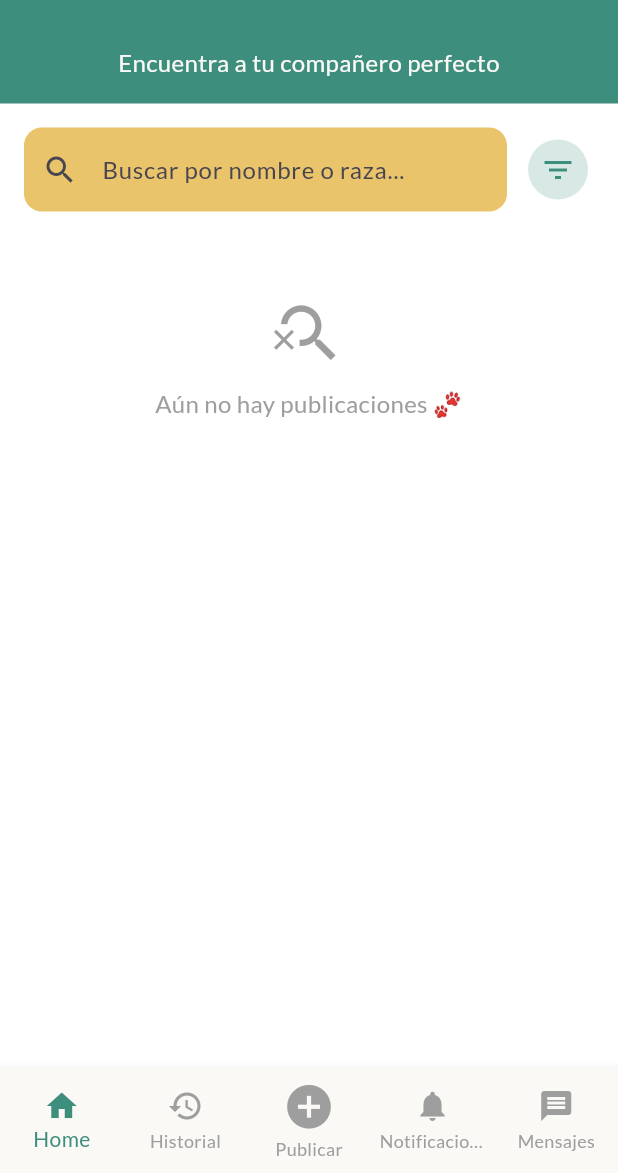
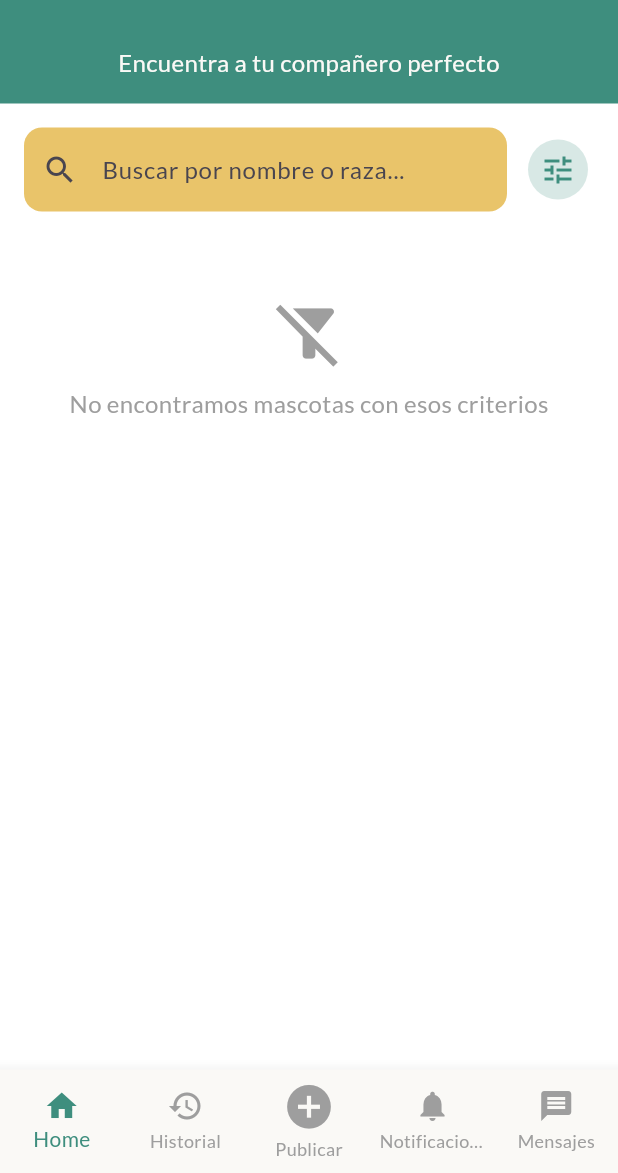
Before and after one commit to KZzual/PetHub_Proyect, a Flutter app: the MainShell screen opened directly, on a phone screen of 412 x 824 dp, the part 63-1236 px from its top. Run offline on Flutter 3.47's test engine with Material 3 defaults, Android fonts, the phone set to English and light mode, and no system bars; our stand-ins replace cloud_firestore, firebase_auth, firebase_core, firebase_messaging, firebase_storage, flutter_local_notifications and 3 more; missing offline and left inert: exif; accounts and stored records are empty.

Commit message:
Update Filtros funcionales
Se ha agregado una nueva sección para filtrar publicaciones dentro de la plataforma junto con un buscador de nombres exclusivamente.

```diff
--- a/Pethub-app/pethub/lib/screens/home_page.dart
+++ b/Pethub-app/pethub/lib/screens/home_page.dart
@@ -4,6 +4,7 @@ import 'package:cloud_firestore/cloud_firestore.dart';
 import '../widgets/pet_card.dart';
 import '../utils/app_colors.dart';
 import 'pet_detail_page.dart';
+import '../widgets/pet_filter_modal.dart';
 
 class HomePage extends StatefulWidget {
   const HomePage({super.key});
@@ -13,11 +14,13 @@ class HomePage extends StatefulWidget {
 }
 
 class _HomePageState extends State<HomePage> {
+  // Variables del Buscador
   String _searchText = "";
 
-  // 1. CORRECCIÓN CLAVE:
-  // Declaramos el stream aquí para iniciarlo SOLO UNA VEZ.
-  // Esto evita que la conexión se reinicie cada vez que escribes una letra.
+  // --- 2. NUEVAS VARIABLES PARA LOS FILTROS ---
+  String _filterSpecies = "Todos"; // Por defecto mostramos todo
+  String _filterGender = "Todos";
+
   late Stream<QuerySnapshot> _petsStream;
 
   @override
@@ -29,103 +32,133 @@ class _HomePageState extends State<HomePage> {
         .snapshots();
   }
 
+  // --- 3. FUNCIÓN PARA ABRIR EL MENU DE FILTROS ---
+  void _showFilters() {
+    showModalBottomSheet(
+      context: context,
+      backgroundColor: Colors.transparent, // Para ver las esquinas redondeadas
+      builder: (context) => PetFilterModal(
+        currentSpecies: _filterSpecies,
+        currentGender: _filterGender,
+        onApply: (species, gender) {
+          // Cuando le den a "Aplicar", actualizamos el estado aquí
+          setState(() {
+            _filterSpecies = species;
+            _filterGender = gender;
+          });
+        },
+      ),
+    );
+  }
+
   @override
   Widget build(BuildContext context) {
     return Column(
       children: [
-        // --- HEADER Y BUSCADOR ---
-        // Al estar fuera del StreamBuilder, no se reconstruyen innecesariamente
-        // lo que mantiene el teclado abierto y el foco en el input.
         _buildSubHeader(),
-        _buildSearchBar(),
+        _buildSearchBar(), // El botón dentro de aquí llamará a _showFilters
 
-        // --- LISTA DE RESULTADOS ---
         Expanded(
           child: StreamBuilder<QuerySnapshot>(
             stream: _petsStream,
             builder: (context, snapshot) {
-              // Estado de Carga
               if (snapshot.connectionState == ConnectionState.waiting) {
                 return const Center(child: CircularProgressIndicator());
               }
-
-              // Estado de Error
               if (snapshot.hasError) {
                 return const Center(child: Text('Error al cargar publicaciones'));
               }
 
-              // Obtener datos crudos
               final allPetsDocs = snapshot.data?.docs ?? [];
 
-              // 2. LÓGICA DE FILTRADO
+              // --- 4. LÓGICA MAESTRA DE FILTRADO ---
               final filteredPets = allPetsDocs.where((doc) {
                 final data = doc.data() as Map<String, dynamic>;
 
+                // A. Filtro de Texto (Buscador)
                 final name = (data['name'] ?? '').toString().toLowerCase();
                 final breed = (data['breed'] ?? '').toString().toLowerCase();
                 final searchLower = _searchText.toLowerCase();
+                bool passSearch = name.contains(searchLower) || breed.contains(searchLower);
 
-                // Si no hay texto, searchLower es "", y contains("") siempre es true.
-                return name.contains(searchLower) || breed.contains(searchLower);
+                // B. Filtro de Especie (Nuevo)
+                final species = (data['species'] ?? '').toString();
+                bool passSpecies = _filterSpecies == 'Todos' || species == _filterSpecies;
+
+                // C. Filtro de Género (Nuevo)
+                final gender = (data['gender'] ?? '').toString();
+                bool passGender = _filterGender == 'Todos' || gender == _filterGender;
+
+                // TIENE QUE CUMPLIR LAS 3 COSAS
+                return passSearch && passSpecies && passGender;
               }).toList();
 
-              // Estado Vacío (Sin resultados)
+              // --- UI CUANDO NO HAY RESULTADOS ---
               if (filteredPets.isEmpty) {
                 return Center(
                   child: Padding(
                     padding: const EdgeInsets.only(top: 40),
                     child: Column(
                       children: [
-                        const Icon(Icons.search_off, size: 50, color: Colors.grey),
+                        const Icon(Icons.filter_alt_off, size: 50, color: Colors.grey),
                         const SizedBox(height: 10),
-                        Text(
-                          _searchText.isEmpty
-                              ? 'Aún no hay publicaciones 🐾'
-                              : 'No encontramos mascotas con "$_searchText"',
-                          style: const TextStyle(color: Colors.grey, fontSize: 16),
+                        const Text(
+                          'No encontramos mascotas con esos criterios',
+                          style: TextStyle(color: Colors.grey, fontSize: 16),
                         ),
+                        // Botón extra para limpiar si hay filtros activos
+                        if (_filterSpecies != 'Todos' || _filterGender != 'Todos')
+                          TextButton(
+                            onPressed: () {
+                              setState(() {
+                                _filterSpecies = 'Todos';
+                                _filterGender = 'Todos';
+                                _searchText = '';
+                              });
+                            },
+                            child: const Text('Limpiar filtros'),
+                          )
                       ],
                     ),
                   ),
                 );
               }
 
-              // Lista de Mascotas
               return ListView(
                 padding: const EdgeInsets.only(bottom: 20),
                 children: [
+                  // Indicador de filtros activos (Opcional pero útil visualmente)
+                  if (_filterSpecies != 'Todos' || _filterGender != 'Todos')
+                    Padding(
+                      padding: const EdgeInsets.symmetric(horizontal: 16, vertical: 5),
+                      child: Row(
+                        children: [
+                          const Text('Filtros: ', style: TextStyle(fontSize: 12, color: Colors.grey)),
+                          if(_filterSpecies != 'Todos') Chip(label: Text(_filterSpecies), visualDensity: VisualDensity.compact,),
+                          const SizedBox(width: 5),
+                          if(_filterGender != 'Todos') Chip(label: Text(_filterGender), visualDensity: VisualDensity.compact,),
+                        ],
+                      ),
+                    ),
+
                   Padding(
                     padding: const EdgeInsets.symmetric(horizontal: 16.0, vertical: 8.0),
                     child: Text(
                       '${filteredPets.length} mascotas encontradas',
-                      style: const TextStyle(
-                        fontWeight: FontWeight.bold,
-                        color: AppColors.textDark,
-                        fontSize: 16,
-                      ),
+                      style: const TextStyle(fontWeight: FontWeight.bold, color: AppColors.textDark, fontSize: 16),
                     ),
                   ),
-
-                  // Renderizado de tarjetas
                   ...filteredPets.map((doc) {
                     final data = doc.data() as Map<String, dynamic>;
-                    final timestamp = data['createdAt'];
-
-                    // Lógica básica de tiempo (puedes mejorarla con tu función getTimeAgo)
+                    // Tu lógica de tiempo aquí...
                     String timeAgo = 'Reciente';
-                    if (timestamp != null) {
-                       // Aquí puedes re-integrar tu lógica de cálculo de tiempo si la tienes
-                    }
 
                     return GestureDetector(
                       onTap: () {
                         Navigator.push(
                           context,
                           MaterialPageRoute(
-                            builder: (_) => PetDetailPage(
-                              docId: doc.id,
-                              petData: data,
-                            ),
+                            builder: (_) => PetDetailPage(docId: doc.id, petData: data),
                           ),
                         );
                       },
@@ -153,7 +186,6 @@ class _HomePageState extends State<HomePage> {
     );
   }
 
-  // --- Subheader ---
   Widget _buildSubHeader() {
     return Container(
       padding: const EdgeInsets.all(16.0),
@@ -161,16 +193,12 @@ class _HomePageState extends State<HomePage> {
       width: double.infinity,
       child: const Text(
         'Encuentra a tu compañero perfecto',
-        style: TextStyle(
-          color: AppColors.textLight,
-          fontSize: 16.0,
-        ),
+        style: TextStyle(color: AppColors.textLight, fontSize: 16.0),
         textAlign: TextAlign.center,
       ),
     );
   }
 
-  // --- Barra de búsqueda ---
   Widget _buildSearchBar() {
     return Padding(
       padding: const EdgeInsets.all(16.0),
@@ -178,34 +206,19 @@ class _HomePageState extends State<HomePage> {
         children: [
           Expanded(
             child: TextField(
-              // Al cambiar el texto, actualizamos el estado
               onChanged: (value) {
-                setState(() {
-                  _searchText = value;
-                });
+                setState(() => _searchText = value);
               },
               decoration: InputDecoration(
                 hintText: 'Buscar por nombre o raza...',
                 prefixIcon: const Icon(Icons.search),
-
-                // Botón para limpiar búsqueda
                 suffixIcon: _searchText.isNotEmpty
                     ? IconButton(
                         icon: const Icon(Icons.clear),
-                        onPressed: () {
-                          setState(() {
-                            _searchText = "";
-                            // Nota: Para limpiar el texto visualmente del input
-                            // necesitarías un TextEditingController, pero esto limpia el filtro.
-                          });
-                        },
+                        onPressed: () => setState(() => _searchText = ""),
                       )
                     : null,
-
-                border: OutlineInputBorder(
-                  borderRadius: BorderRadius.circular(12.0),
-                  borderSide: BorderSide.none,
-                ),
+                border: OutlineInputBorder(borderRadius: BorderRadius.circular(12.0), borderSide: BorderSide.none),
                 filled: true,
                 fillColor: AppColors.accent,
               ),
@@ -213,17 +226,19 @@ class _HomePageState extends State<HomePage> {
           ),
           const SizedBox(width: 10),
 
-          // Botón de Filtros
+          // --- 5. CONEXIÓN DEL BOTÓN ---
           IconButton(
-            icon: const Icon(Icons.filter_list),
+            icon: const Icon(Icons.tune), // Icono de ajustes/filtros
             style: IconButton.styleFrom(
-              // ACTUALIZADO: Uso moderno de transparencia (0.0 - 1.0)
-              backgroundColor: AppColors.primary.withValues(alpha: 0.2),
-              foregroundColor: AppColors.primary,
+              // Si hay filtros activos, pintamos el botón para avisar al usuario
+              backgroundColor: (_filterSpecies != 'Todos' || _filterGender != 'Todos')
+                  ? AppColors.primary
+                  : AppColors.primary.withValues(alpha: 0.2),
+              foregroundColor: (_filterSpecies != 'Todos' || _filterGender != 'Todos')
+                  ? Colors.white
+                  : AppColors.primary,
             ),
-            onPressed: () {
-              // Aquí iría la lógica para abrir el Modal de filtros avanzado
-            },
+            onPressed: _showFilters, // <--- LLAMAMOS A LA FUNCIÓN AQUÍ
           ),
         ],
       ),
```
Also changed, not shown: Pethub-app/pethub/lib/widgets/pet_filter_modal.dart (added, +145 -0 lines).
